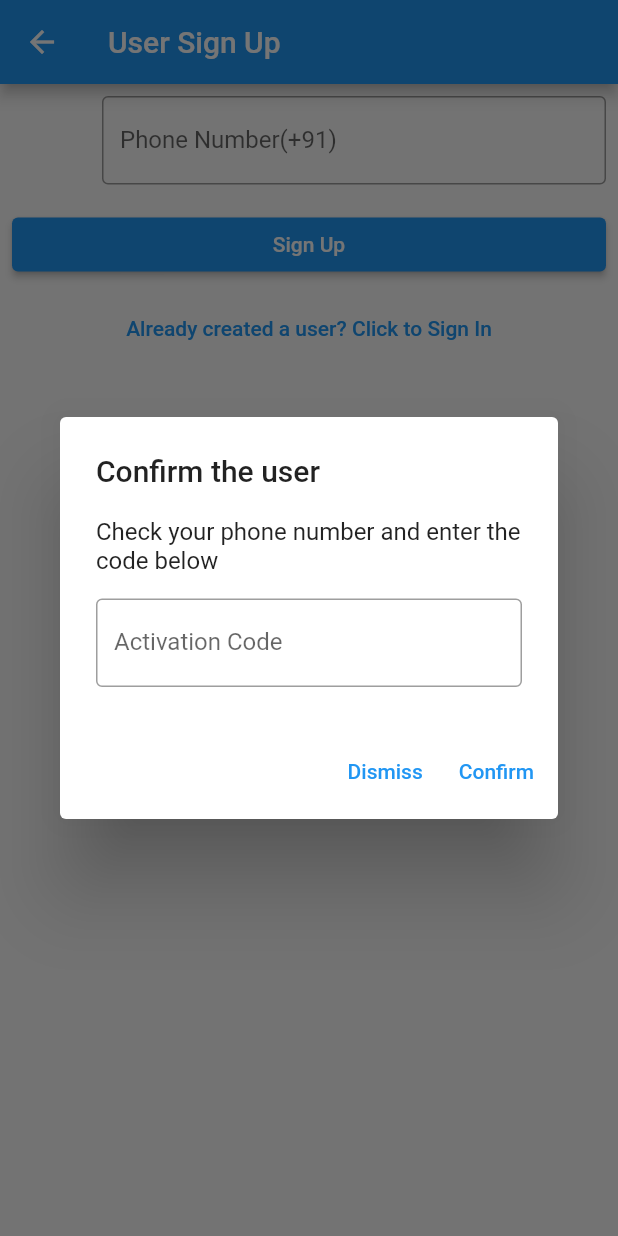
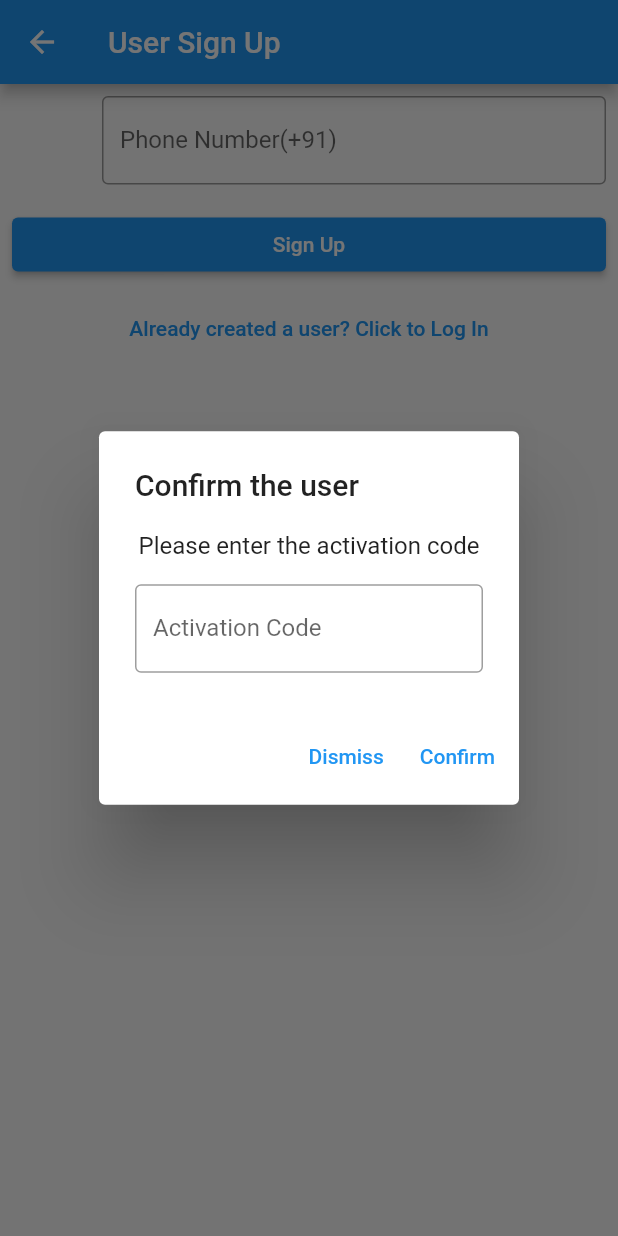
Before and after one commit to Toddlyy/toddlyy-flutter-amplify-frontend, a Flutter app: the SignUpPage screen opened directly, after a tap on "Sign Up", on a phone screen of 412 x 824 dp. Run offline on Flutter 3.47's test engine with Material 2 defaults, Android fonts, the phone set to English and light mode, and no system bars; our stand-ins replace flutter_hooks, google_nav_bar, hooks_riverpod; missing offline and left inert: amazon_cognito_identity_dart_2, amplify_auth_cognito, amplify_flutter, amplify_storage_s3.

Commit message:
Fix Sign Up Resend OTP & add exception handling

```diff
--- a/lib/screens/signup_page.dart
+++ b/lib/screens/signup_page.dart
@@ -13,6 +13,7 @@ import 'package:toddlyybeta/providers.dart';
 import '../amplifyconfiguration.dart';
 
 import 'package:toddlyybeta/main.dart';
+import 'package:amazon_cognito_identity_dart_2/cognito.dart';
 
 class SignUpPage extends StatefulWidget {
   const SignUpPage({super.key});
@@ -21,8 +22,9 @@ class SignUpPage extends StatefulWidget {
   State<SignUpPage> createState() => _SignUpPageState();
 }
 
-String phoneNumber1(number) {
+String get10DigitPhoneNumber(number) {
   String newNumber;
+  number = number.replaceAll(' ', '');
   if (number.length == 12 && number.startsWith('91')) {
     newNumber = number.substring(2);
   } else if (number.length == 13 && number.startsWith('+91')) {
@@ -55,28 +57,15 @@ class _SignUpPageState extends State<SignUpPage> {
     super.dispose();
   }
 
-  Future<void> _signUpUser(String phoneNumber) async {
-    try {
-      final result = await Amplify.Auth.signUp(
-        username: phoneNumber,
-        password: "admin**ADMIN12",
-        options: CognitoSignUpOptions(
-          userAttributes: {
-            CognitoUserAttributeKey.phoneNumber: phoneNumber,
-          },
-        ),
-      );
-    } on AuthException catch (e) {
-      print(e.message);
-    }
-    showDialog<void>(
+  Future<void> _dialogBuilder(BuildContext context, String phoneNumber) {
+    return showDialog<void>(
       context: context,
       builder: (context) => AlertDialog(
         title: const Text('Confirm the user'),
         content: Column(
           mainAxisSize: MainAxisSize.min,
           children: [
-            const Text('Check your phone number and enter the code below'),
+            const Text('Please enter the activation code'),
             OutlinedAutomatedNextFocusableTextFormField(
               controller: _activationCodeController,
               padding: const EdgeInsets.only(top: 16),
@@ -88,26 +77,30 @@ class _SignUpPageState extends State<SignUpPage> {
         actions: <Widget>[
           TextButton(
             child: const Text('Dismiss'),
-            onPressed: () => Navigator.of(context).pop(),
+            onPressed: () {
+              Navigator.of(context).pop();
+            },
           ),
           TextButton(
             child: const Text('Confirm'),
-            onPressed: () {
-              Amplify.Auth.confirmSignUp(
-                username: phoneNumber,
-                confirmationCode: _activationCodeController.text,
-              ).then((result) {
+            onPressed: () async {
+              try {
+                final result = await Amplify.Auth.confirmSignUp(
+                  username: phoneNumber,
+                  confirmationCode: _activationCodeController.text,
+                );
+
                 if (result.isSignUpComplete) {
                   Navigator.of(context).pop();
                   showDialog(
                       context: context,
                       builder: (context) => AlertDialog(
-                              title: const Text('Your accout is created!'),
+                              title: const Text('Your account is created!'),
                               content: const Text(
-                                  "Thanks for creating an account, please verify your phone number once again for Signing In"),
+                                  "Thanks for creating an account, please verify your phone number once again for Logging In"),
                               actions: <Widget>[
                                 TextButton(
-                                  child: const Text('Sign In'),
+                                  child: const Text('Log In'),
                                   onPressed: () {
                                     Navigator.of(context).pop();
                                     Navigator.push(
@@ -118,15 +111,77 @@ class _SignUpPageState extends State<SignUpPage> {
                                 ),
                               ]));
                 } else {
+                  //Never executed : it always goes to the Exception
                   Navigator.of(context).pop();
-                  debugPrint("Incorrect activation code");
+                  ScaffoldMessenger.of(context).showSnackBar(SnackBar(
+                      duration: const Duration(seconds: 7),
+                      content: Text(
+                          'The activation code is incorrect.\nPlease try again')));
                 }
-              });
+              } on CodeMismatchException catch (e) {
+                //Don't pop it(let them try with different codes)
+                // Navigator.of(context).pop();
+                  ScaffoldMessenger.of(context).showSnackBar(SnackBar(
+                      duration: const Duration(seconds: 5),
+                      content: Text(
+                          'The activation code is incorrect.\nPlease try again!')));
+
+              }
+              catch(e){
+
+              }
             },
           ),
         ],
       ),
     );
+  }
+
+  Future<void> _signUpUser(String phoneNumber) async {
+    bool USER_ALREADY_VERIFIED = false;
+    try {
+      final result = await Amplify.Auth.signUp(
+        username: phoneNumber,
+        password: "admin**ADMIN12",
+        options: CognitoSignUpOptions(
+          userAttributes: {
+            CognitoUserAttributeKey.phoneNumber: phoneNumber,
+          },
+        ),
+      );
+    } on UsernameExistsException catch (e) {
+      try {
+        final String status;
+        final userPool = CognitoUserPool(
+          'ap-south-1_hRGKTCYWt',
+          '7mv457jsqec41g9ts88a75ru4g',
+        );
+
+        final cognitoUser = CognitoUser(phoneNumber, userPool);
+        status = await cognitoUser.resendConfirmationCode();
+      } on CognitoClientException catch (e) {
+        print(e);
+        if (e.code == 'InvalidParameterException') {
+          USER_ALREADY_VERIFIED = true;
+          ScaffoldMessenger.of(context).showSnackBar(SnackBar(
+              duration: const Duration(seconds: 7),
+              content: Text(
+                  'You have already created an account using this phone number. \nPlease directly login')));
+          Navigator.push(
+              context, MaterialPageRoute(builder: (context) => LoginPage()));
+        }
+      } catch (e) {
+        print(e);
+      }
+    } on AuthException catch (e) {
+      print(e.message);
+    } on Exception catch (e) {
+      print(e);
+    } finally {
+      if (USER_ALREADY_VERIFIED == false) {
+        _dialogBuilder(context, phoneNumber);
+      }
+    }
     // }
   }
 
@@ -177,7 +232,7 @@ class _SignUpPageState extends State<SignUpPage> {
             child: ElevatedButton(
               onPressed: () async {
                 final phoneNumber =
-                    '+91' + phoneNumber1(_phoneNumberController.text);
+                    '+91' + get10DigitPhoneNumber(_phoneNumberController.text);
                 if (phoneNumber.isEmpty) {
                   debugPrint('Phone number is empty. Not ready to submit.');
                 } else {
@@ -198,7 +253,7 @@ class _SignUpPageState extends State<SignUpPage> {
                 Navigator.push(context,
                     MaterialPageRoute(builder: (context) => LoginPage()));
               },
-              child: Text("Already created a user? Click to Sign In"))
+              child: Text("Already created a user? Click to Log In"))
         ],
       ),
     );
--- a/pubspec.yaml
+++ b/pubspec.yaml
@@ -44,6 +44,7 @@ dependencies:
   flutter_hooks: "0.16.0"
   intl:
   google_nav_bar:
+  amazon_cognito_identity_dart_2:
 
 dev_dependencies:
   flutter_test:
```
Also changed, not shown: lib/screens/login_page.dart (+47 -15 lines), pubspec.lock.
